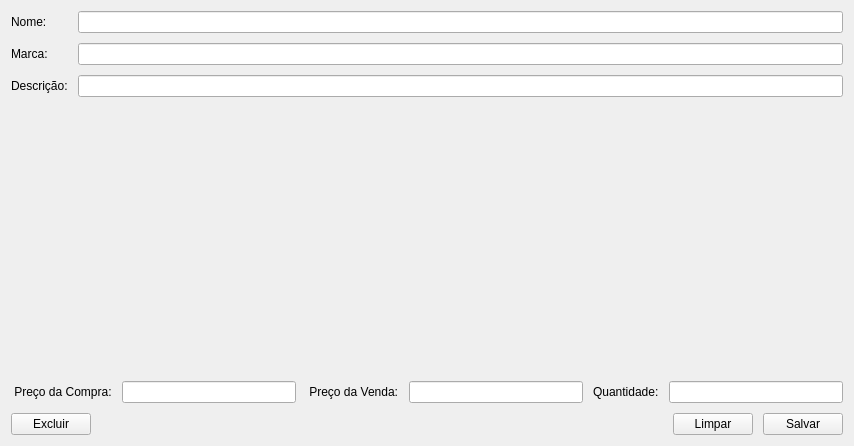
Old version of the form ui/ui_produtos.ui in the repository willasantos/Projeto-Matcon.
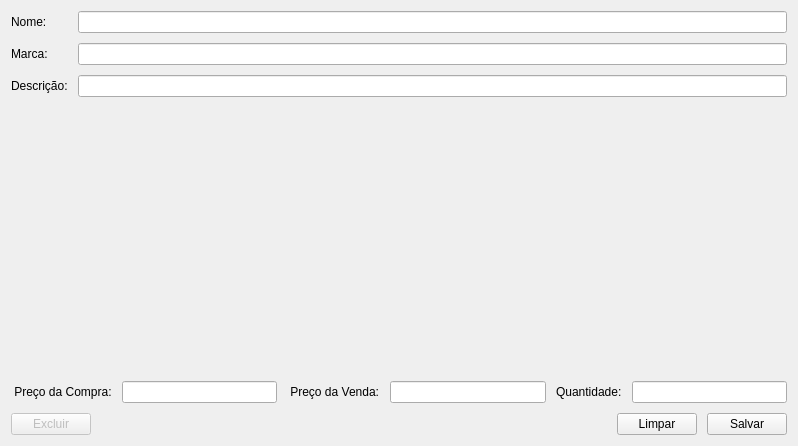
New version of the form.

Diff of the .ui file:
```diff
--- a/ui/ui_produtos.ui
+++ b/ui/ui_produtos.ui
@@ -6,7 +6,7 @@
    <rect>
     <x>0</x>
     <y>0</y>
-    <width>854</width>
+    <width>798</width>
     <height>446</height>
    </rect>
   </property>
@@ -91,6 +91,9 @@
       <layout class="QHBoxLayout" name="horizontalLayout">
        <item>
         <widget class="QPushButton" name="b_excluir">
+         <property name="enabled">
+          <bool>false</bool>
+         </property>
          <property name="text">
           <string>Excluir</string>
          </property>
```
Left out of the diff: 2 changed lines with no effect on the pictures.
